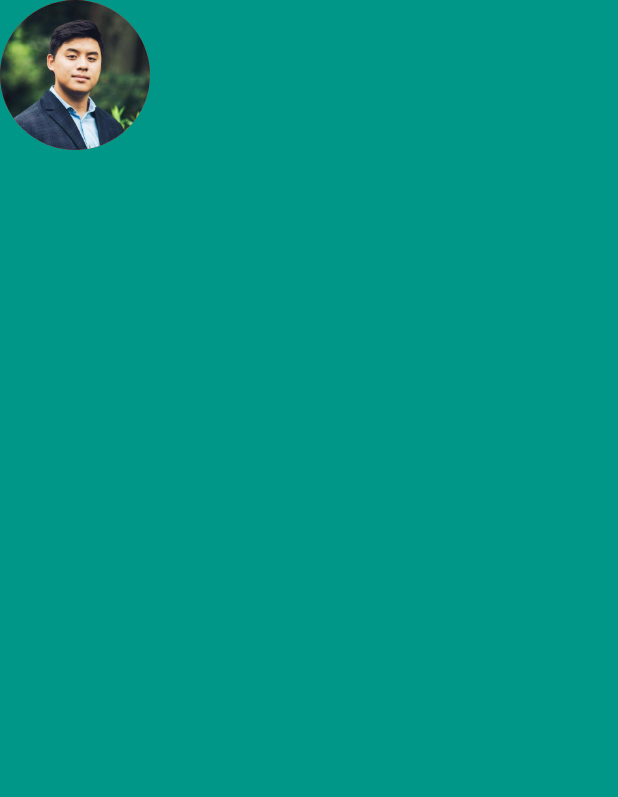
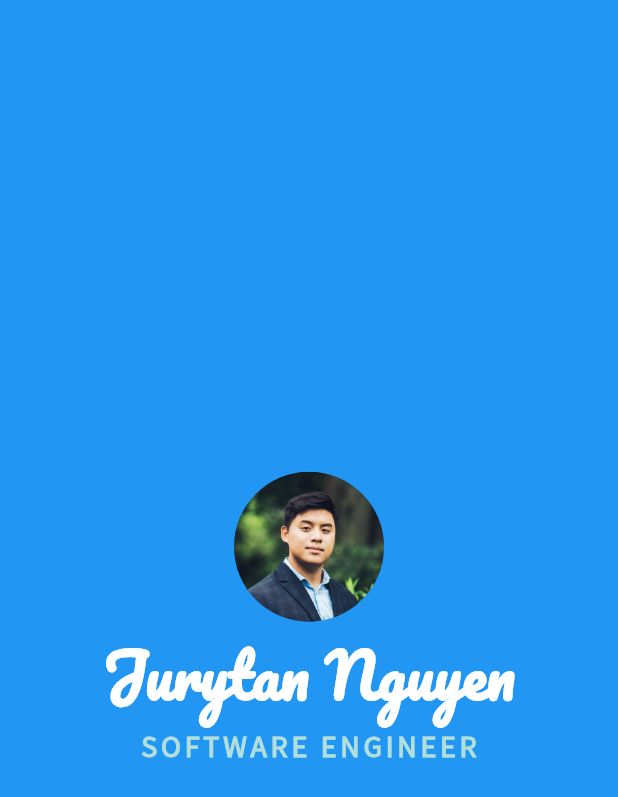
Before and after one commit to jurytan/road_to_flutter, a Flutter app: the screen it shows after launch, on a phone screen of 412 x 824 dp. Shown: the top 797 px of the screen. Run offline on Flutter 3.47's test engine with Material 2 defaults, Android fonts, the phone set to English and light mode, and no system bars.

Commit message:
Adding some fonts and sprucing up MiCard

```diff
--- a/mi_card_flutter/lib/main.dart
+++ b/mi_card_flutter/lib/main.dart
@@ -9,16 +9,44 @@
   Widget build(BuildContext context) {
     return MaterialApp(
       home: Scaffold(
-        backgroundColor: Colors.teal,
+        backgroundColor: Colors.blue,
         body: SafeArea(
+          child: Center(
             child: Column(
+              mainAxisAlignment: MainAxisAlignment.center,
               children: <Widget>[
                 CircleAvatar(
                   radius: 50.0,
-                backgroundColor: Colors.red,
+                  // backgroundColor: Colors.red,
                   backgroundImage: AssetImage('images/profile_pic.jpg'),
                 ),
+                Text(
+                  'Jurytan Nguyen',
+                  style: TextStyle(
+                    fontSize: 40.0,
+                    color: Colors.white,
+                    fontWeight: FontWeight.bold,
+                    fontFamily: 'Pacifico',
+                  ),
+                ),
+                Text(
+                  'SOFTWARE ENGINEER',
+                  style: TextStyle(
+                    fontSize: 20.0,
+                    color: Colors.teal.shade100,
+                    letterSpacing: 2.5,
+                    fontWeight: FontWeight.bold,
+                    fontFamily: 'Source Sans Pro',
+                  ),
+                ),
+                Container(
+                    child: Row(
+                  children: <Widget>[
+
                   ],
+                )),
+              ],
+            ),
           ),
         ),
       ),
```
Also changed, not shown: mi_card_flutter/pubspec.yaml (+8 -27 lines), mi_card_flutter/fonts/OpenSans-Light.ttf (added), mi_card_flutter/fonts/OpenSans-Regular.ttf (added), mi_card_flutter/fonts/Pacifico-Regular.ttf (added), mi_card_flutter/fonts/SourceSansPro-Regular.ttf (added), 1 other file. Lines whose indentation alone changed are shown as unchanged.
